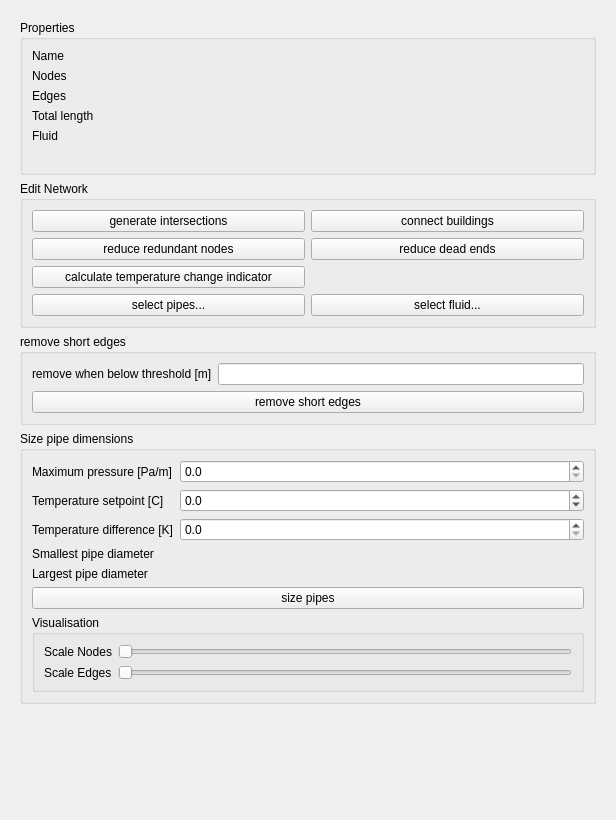
First picture: the form in SIM-VICUS/src/SVPropNetworkEditWidget.ui, repository ghorwin/SIM-VICUS, before the edit.
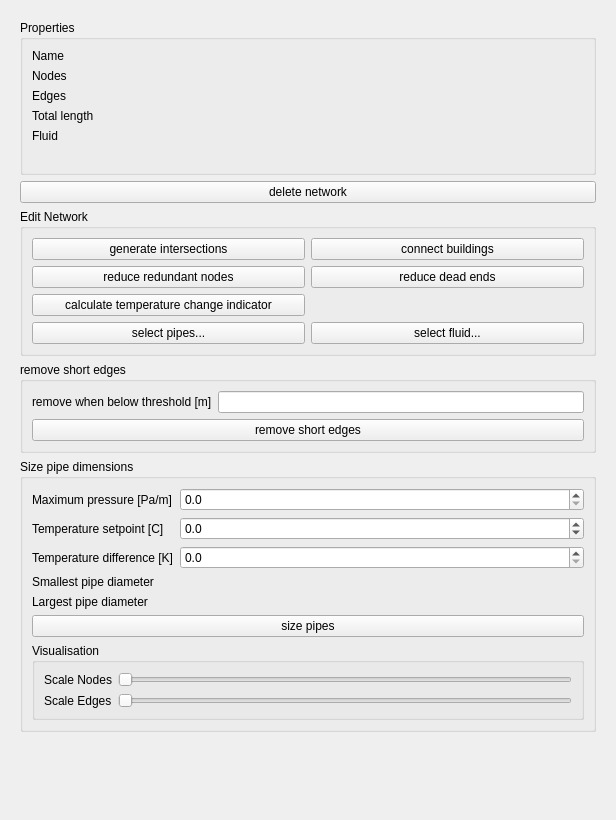
Second picture: the form after the edit. The open tabs and pages were chosen to show the change. Icons and pictures are not drawn. Custom widgets are drawn as their Qt base class.

Commit message: prop network edit widget

Diff of the .ui file:
```diff
--- a/SIM-VICUS/src/SVPropNetworkEditWidget.ui
+++ b/SIM-VICUS/src/SVPropNetworkEditWidget.ui
@@ -107,6 +107,17 @@
          </layout>
         </widget>
        </item>
+       <item>
+        <widget class="QPushButton" name="pushButtonDeleteNetwork">
+         <property name="text">
+          <string>delete network</string>
+         </property>
+         <property name="icon">
+          <iconset resource="../resources/SIM-VICUS.qrc">
+           <normaloff>:/gfx/actions/24x24/minus.png</normaloff>:/gfx/actions/24x24/minus.png</iconset>
+         </property>
+        </widget>
+       </item>
        <item>
         <widget class="QGroupBox" name="groupBoxEditNetwork">
          <property name="title">
```
Left out of the diff: 6 changed lines with no effect on the pictures. The commit also changes 5 other files.
